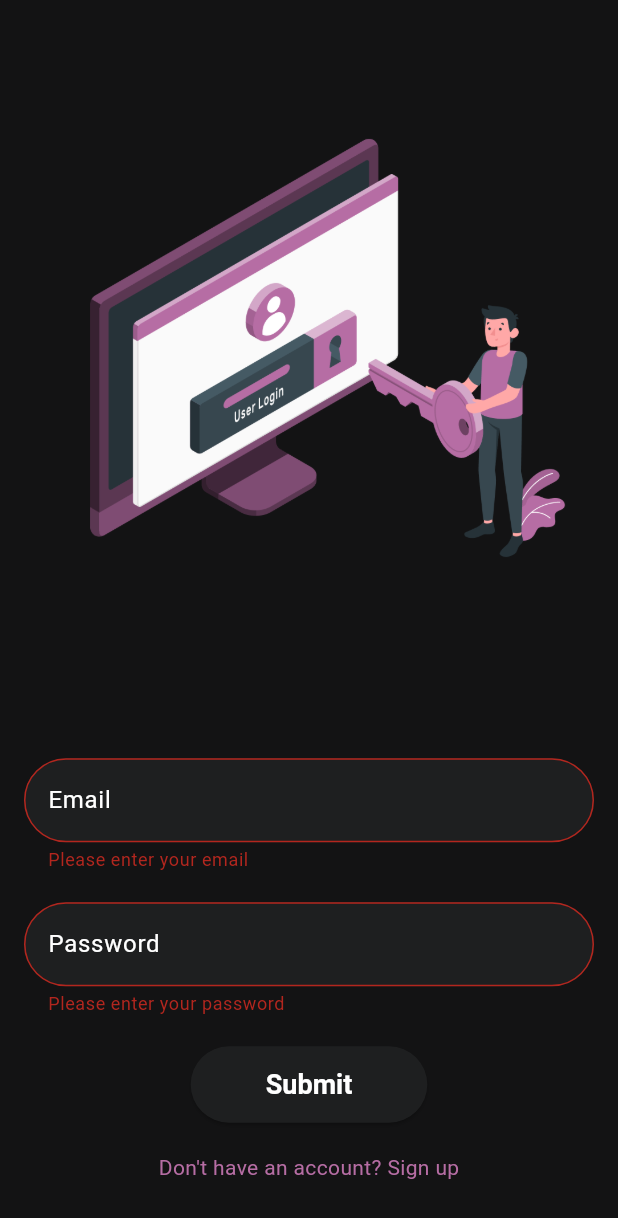
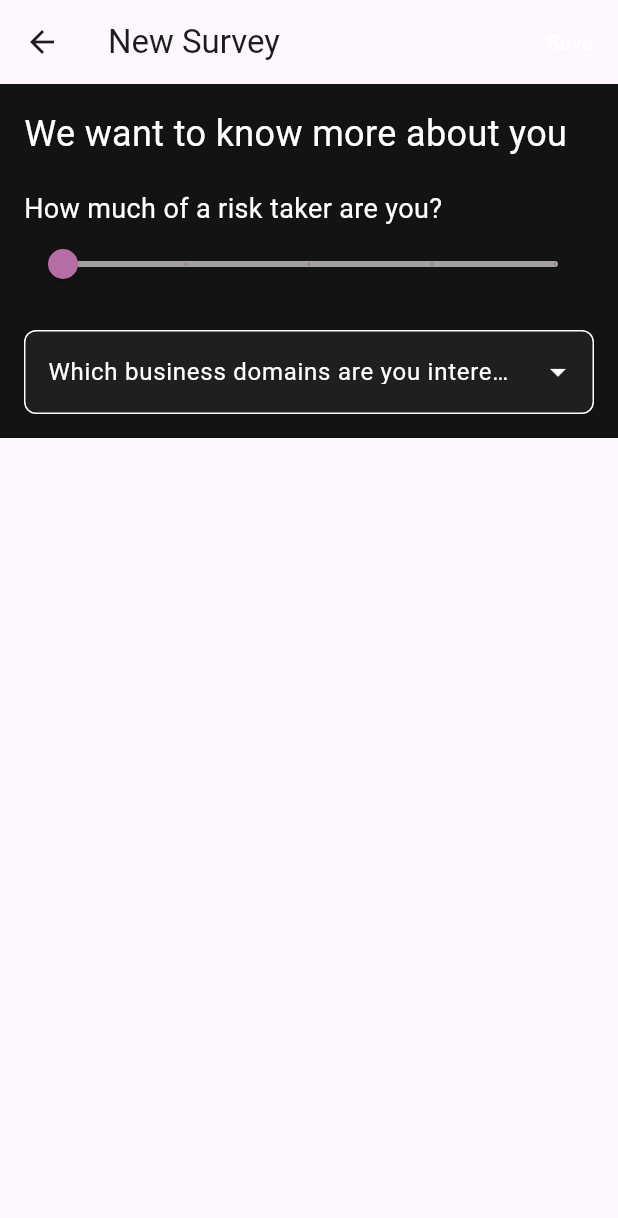
Before and after one commit to srivarshan-s/Gummies-AI, a Flutter app: the LoginPage screen opened by its route, after a tap on "Submit", on a phone screen of 412 x 824 dp. Shown: the top 1218 px of the screen. Run offline on Flutter 3.47's test engine with Material 3 defaults, Android fonts, the phone set to English and light mode, and no system bars; drawn by our look-alikes of dropdown_search.

Commit message:
Modified files

```diff
--- /dev/null
+++ b/lib/customer_form.dart
@@ -0,0 +1,158 @@
+import 'package:flutter/material.dart';
+import 'package:dropdown_search/dropdown_search.dart';
+
+class CustomerFormPage extends StatefulWidget {
+  @override
+  _CustomerFormPageState createState() => _CustomerFormPageState();
+}
+
+class _CustomerFormPageState extends State<CustomerFormPage> {
+  int _riskLevel = 1;
+  List<String> _selectedDomains = [];
+
+  final List<String> _businessDomains = [
+    'Accounting and Finance',
+    'Education and Training',
+    'Information Technology and Services',
+    'Sales and Marketing',
+    'Healthcare and Medical Services',
+    'Manufacturing and Production',
+    'Retail and Consumer Goods',
+    'Hospitality and Tourism',
+    'Transportation and Logistics',
+    'Real Estate and Property Management',
+    'Legal Services',
+    'Human Resources and Recruitment',
+    'Media and Entertainment',
+    'Telecommunications',
+    'Construction and Engineering',
+    'Energy and Utilities',
+    'Agriculture and Farming',
+    'Consulting and Professional Services',
+    'Nonprofit and Social Services',
+    'Banking and Financial Services',
+    'Insurance',
+    'Public Relations and Communications',
+    'Research and Development',
+    'Government and Public Administration',
+    'Sports and Recreation',
+  ];
+
+  @override
+  Widget build(BuildContext context) {
+    return Scaffold(
+      appBar: AppBar(
+        title: Text('New Survey'),
+        actions: [
+          TextButton(
+            onPressed: () {
+              // Save functionality
+            },
+            child: Text(
+              'Save',
+              style: TextStyle(color: Colors.white),
+            ),
+          ),
+        ],
+      ),
+      body: Container(
+        decoration: BoxDecoration(
+          color: Color(0xFF131314),
+        ),
+        padding: const EdgeInsets.all(16.0),
+        child: SingleChildScrollView(
+          child: Column(
+            crossAxisAlignment: CrossAxisAlignment.start,
+            children: [
+              Text(
+                'We want to know more about you',
+                style: TextStyle(color: Colors.white, fontSize: 24),
+              ),
+              SizedBox(height: 20),
+              Text(
+                'How much of a risk taker are you?',
+                style: TextStyle(color: Colors.white, fontSize: 18),
+              ),
+              Slider(
+                value: _riskLevel.toDouble(),
+                min: 1,
+                max: 5,
+                divisions: 4,
+                label: _riskLevel.toString(),
+                activeColor: Color.fromRGBO(182, 109, 164, 1),
+                inactiveColor: Colors.white60,
+                onChanged: (value) {
+                  setState(() {
+                    _riskLevel = value.toInt();
+                  });
+                },
+              ),
+              SizedBox(height: 20),
+              DropdownSearch<String>.multiSelection(
+                items: _businessDomains,
+                dropdownDecoratorProps: DropDownDecoratorProps(
+                  dropdownSearchDecoration: InputDecoration(
+                    labelText: 'Which business domains are you interested in?',
+                    labelStyle: TextStyle(color: Colors.white),
+                    filled: true,
+                    fillColor: Color(0xFF1e1f20),
+                    border: OutlineInputBorder(
+                      borderRadius: BorderRadius.circular(8),
+                    ),
+                    enabledBorder: OutlineInputBorder(
+                      borderRadius: BorderRadius.circular(8),
+                      borderSide: BorderSide(color: Colors.white),
+                    ),
+                    focusedBorder: OutlineInputBorder(
+                      borderRadius: BorderRadius.circular(8),
+                      borderSide: BorderSide(color: Colors.white60),
+                    ),
+                  ),
+                ),
+                popupProps: PopupPropsMultiSelection.menu(
+                  showSearchBox: true,
+                  searchFieldProps: TextFieldProps(
+                    style: TextStyle(color: Colors.white),
+                    decoration: InputDecoration(
+                      filled: true,
+                      fillColor: Color(0xFF1e1f20),
+                      border: OutlineInputBorder(
+                        borderRadius: BorderRadius.circular(8),
+                      ),
+                      enabledBorder: OutlineInputBorder(
+                        borderRadius: BorderRadius.circular(8),
+                        borderSide: BorderSide(color: Colors.white),
+                      ),
+                      focusedBorder: OutlineInputBorder(
+                        borderRadius: BorderRadius.circular(8),
+                        borderSide: BorderSide(color: Colors.white60),
+                      ),
+                    ),
+                  ),
+                  itemBuilder: (context, item, isSelected) {
+                    return Container(
+                      color: isSelected ? Color.fromRGBO(182, 109, 164, 1) : null,
+                      child: ListTile(
+                        title: Text(item, style: TextStyle(color: Colors.white)),
+                        selected: isSelected,
+                      ),
+                    );
+                  },
+                ),
+                onChanged: (value) {
+                  setState(() {
+                    _selectedDomains = value;
+                  });
+                },
+                selectedItems: _selectedDomains,
+                dropdownButtonProps: DropdownButtonProps(
+                  icon: Icon(Icons.arrow_drop_down, color: Colors.white),
+                ),
+              ),
+            ],
+          ),
+        ),
+      ),
+    );
+  }
+}
--- a/lib/login.dart
+++ b/lib/login.dart
@@ -10,6 +10,7 @@ class _LoginPageState extends State<LoginPage> {
   final TextEditingController _emailController = TextEditingController();
   final TextEditingController _passwordController = TextEditingController();
   final _formKey = GlobalKey<FormState>();
+  bool _isPasswordVisible = false;
 
   void _submit() {
     if (_formKey.currentState!.validate()) {
@@ -86,6 +87,13 @@ class _LoginPageState extends State<LoginPage> {
                         borderRadius: BorderRadius.circular(30),
                         borderSide: BorderSide(color: Colors.white60),
                       ),
+                      prefixIcon: Padding(
+                        padding: const EdgeInsets.all(20.0),
+                      child : Icon(
+                        Icons.person,
+                        color: Color.fromRGBO(182,109,164,1),
+                      ),
+                  ),
                     ),
                     style: TextStyle(color: Colors.white),
                     validator: _validateEmail,
@@ -109,9 +117,30 @@ class _LoginPageState extends State<LoginPage> {
                         borderRadius: BorderRadius.circular(30),
                         borderSide: BorderSide(color: Colors.white60),
                       ),
+                      prefixIcon: Padding(
+                        padding: const EdgeInsets.all(20.0),
+                        child : Icon(
+                        Icons.lock,
+                        color: Color.fromRGBO(182,109,164,1),
+                      ),
+                      ),
+                      suffixIcon: Padding(
+                        padding: const EdgeInsets.fromLTRB(0, 8.0, 15.0, 8.0),
+                        child: IconButton(
+                          icon: Icon(
+                            _isPasswordVisible ? Icons.visibility : Icons.visibility_off,
+                            color: Color.fromRGBO(182,109,164,1),
+                          ),
+                          onPressed: () {
+                            setState(() {
+                              _isPasswordVisible = !_isPasswordVisible;
+                            });
+                          },
+                        ),
+                      ),
                     ),
                     style: TextStyle(color: Colors.white),
-                    obscureText: true,
+                    obscureText: !_isPasswordVisible,
                     validator: _validatePassword,
                   ),
                   SizedBox(height: 20),
@@ -123,7 +152,9 @@ class _LoginPageState extends State<LoginPage> {
                       _isHoveringSubmit = false;
                     }),
                     child: ElevatedButton(
-                      onPressed: _submit,
+                      onPressed: () {
+                        Navigator.pushNamed(context, '/customer_form'); // Navigate to Sign Up Page
+                      },
                       style: ElevatedButton.styleFrom(
                         padding: EdgeInsets.symmetric(horizontal: 50, vertical: 15),
                         backgroundColor: _isHoveringSubmit ? Colors.blue : Color(0xFF1e1f20),
--- a/lib/main.dart
+++ b/lib/main.dart
@@ -3,6 +3,7 @@ import 'choice.dart';  // Import the choice.dart file
 import 'login.dart';  // Import the login.dart.file
 import 'customer_signup.dart';
 import 'startup_signup.dart';
+import 'customer_form.dart';
 
 
 void main() => runApp(MyApp());
@@ -22,6 +23,7 @@ class MyApp extends StatelessWidget {
         '/login': (context) => LoginPage(),
         '/customer_signup': (context) => CustomerSignupPage(),
         '/startup_signup': (context) => StartupSignupPage(),
+        '/customer_form': (context) => CustomerFormPage(),
       },
     );
   }
--- a/pubspec.yaml
+++ b/pubspec.yaml
@@ -30,6 +30,7 @@ environment:
 dependencies:
   flutter:
     sdk: flutter
+  dropdown_search: ^5.0.2
 
 
   # The following adds the Cupertino Icons font to your application.
```
Also changed, not shown: lib/customer_signup.dart (+29 -0 lines), lib/startup_signup.dart (+29 -0 lines), pubspec.lock.
